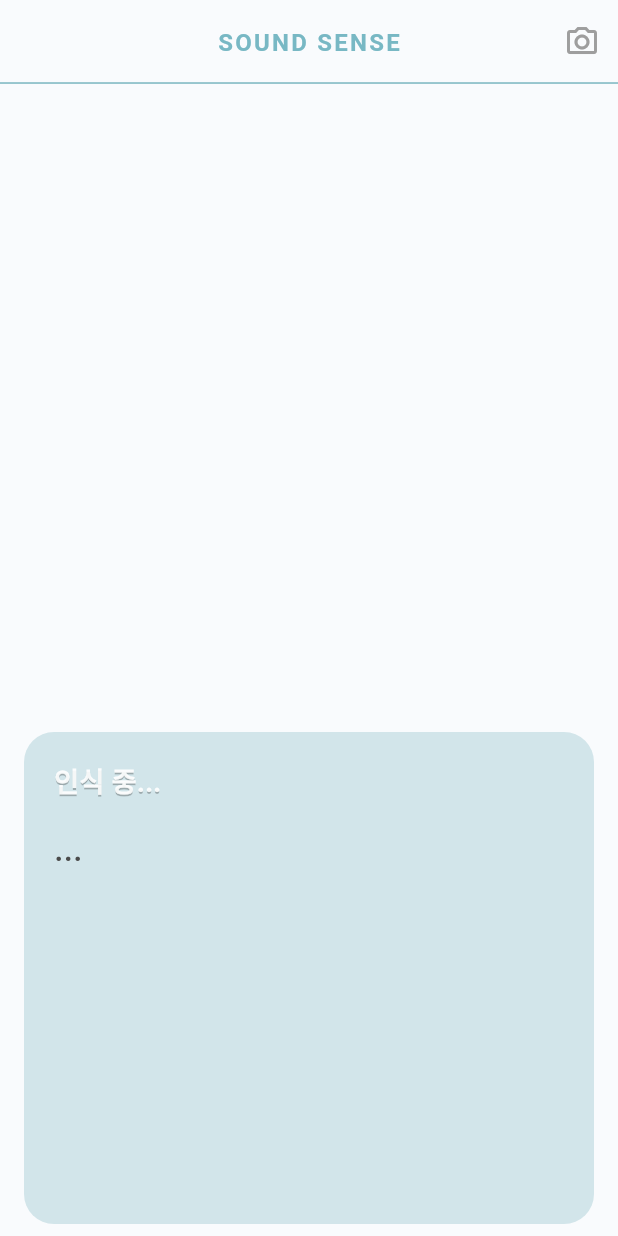
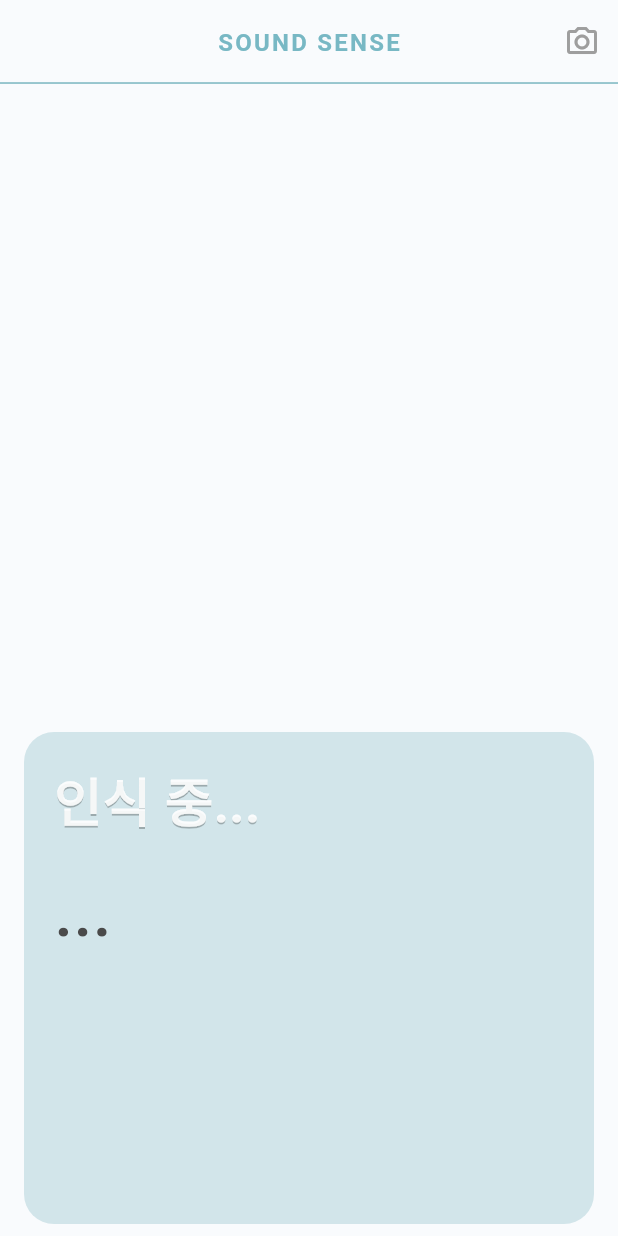
Before and after one commit to Y00nS00Hyun/freeze_app, a Flutter app: the screen it shows after launch, on a phone screen of 412 x 824 dp. Run offline on Flutter 3.47's test engine with Material 3 defaults, Android fonts, the phone set to English and light mode, and no system bars; our stand-ins replace flutter_local_notifications, google_fonts; network calls fail.

Commit message:
폰트 사이즈 수정

```diff
--- a/lib/widgets/clova_panel.dart
+++ b/lib/widgets/clova_panel.dart
@@ -29,7 +29,7 @@ class ClovaPanel extends StatelessWidget {
               style: GoogleFonts.gowunDodum(
                 color: Colors.white.withOpacity(0.9),
                 fontWeight: FontWeight.w700,
-                fontSize: 18,
+                fontSize: 35,
                 shadows: const [
                   Shadow(color: Colors.black26, offset: Offset(0, 1)),
                 ],
@@ -41,8 +41,8 @@ class ClovaPanel extends StatelessWidget {
                 child: Text(
                   text,
                   style: GoogleFonts.gowunDodum(
-                    color: const Color(0xFF4A4A4A), // 필요하면 빨강으로 바꿔도 OK
-                    fontSize: 22,
+                    color: const Color(0xFF4A4A4A),
+                    fontSize: 45,
                     height: 1.4,
                     fontWeight: FontWeight.w500,
                   ),
```
